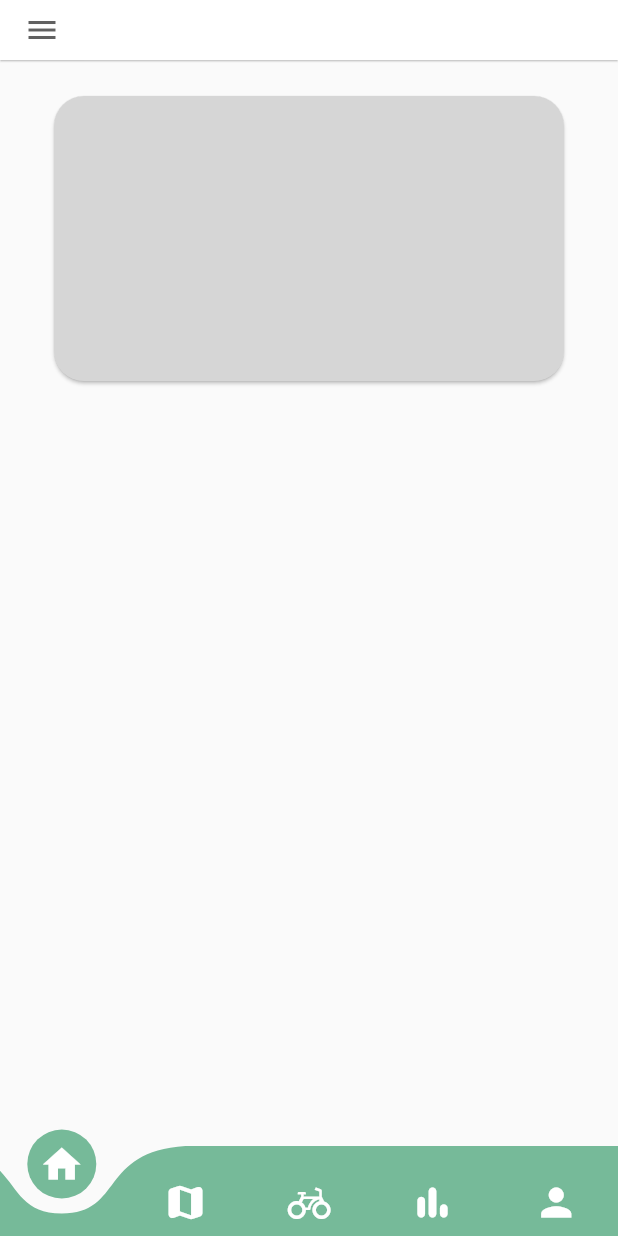
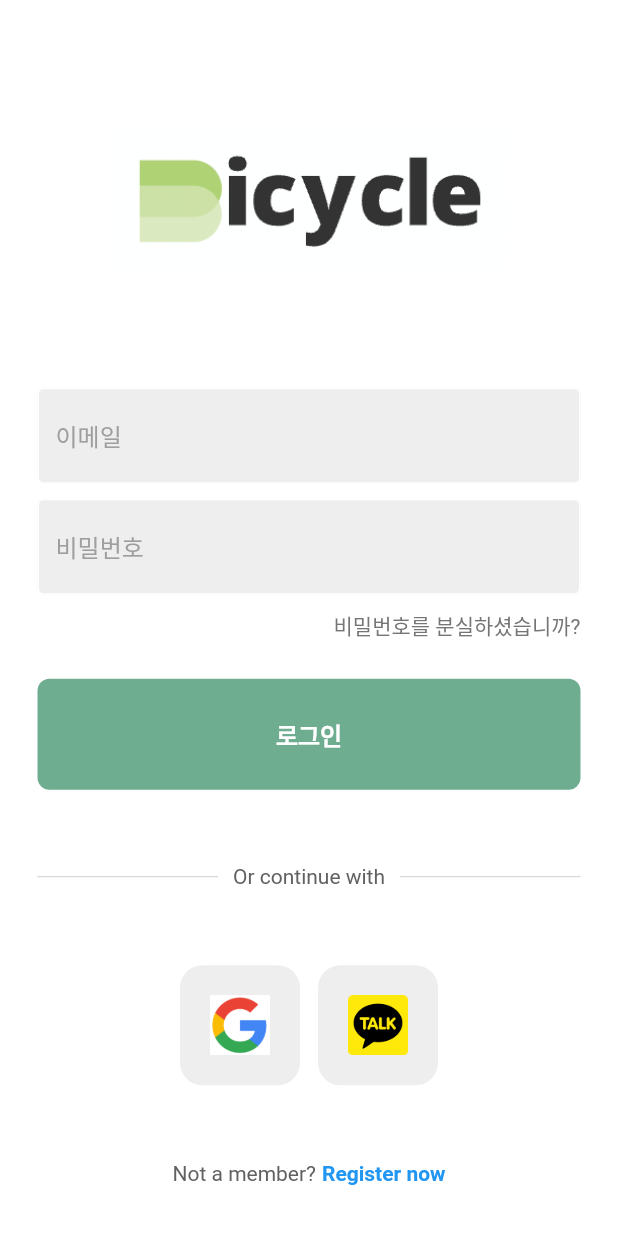
Before and after one commit to altese/projectFlutterBicycle, a Flutter app: the screen it shows after launch, on a phone screen of 412 x 824 dp. Run offline on Flutter 3.47's test engine with Material 2 defaults, Android fonts, the phone set to English and light mode, and no system bars; drawn by our look-alikes of curved_navigation_bar; our stand-ins replace firebase_auth, firebase_core, fl_chart, geolocator, get, google_maps_flutter; accounts and stored records are empty.

Commit message:
로그인

```diff
--- a/bicycle_project_app/lib/main.dart
+++ b/bicycle_project_app/lib/main.dart
@@ -1,9 +1,14 @@
+import 'package:bicycle_project_app/view/pages/auth_page.dart';
 import 'package:bicycle_project_app/view/station.dart';
+import 'package:firebase_core/firebase_core.dart';
 import 'package:flutter/material.dart';
 import 'package:get/get.dart';
+import 'firebase_options.dart';
 import 'view/home.dart';
 
-void main() {
+void main() async {
+  WidgetsFlutterBinding.ensureInitialized();
+  await Firebase.initializeApp(options: DefaultFirebaseOptions.currentPlatform);
   runApp(const MyApp());
 }
 
@@ -20,7 +25,7 @@ class MyApp extends StatelessWidget {
       ),
       initialRoute: '/',
       routes: {
-        '/': (context) => const Home(),
+        '/': (context) => const AuthPage(),
         '/station': (context) => const Station(),
       },
       // home: const Home(),
--- /dev/null
+++ b/bicycle_project_app/lib/view/component/my_button.dart
@@ -0,0 +1,33 @@
+import 'package:flutter/material.dart';
+
+class MyButton extends StatelessWidget {
+  final Function()? onTap;
+  final String text;
+
+  const MyButton({super.key, this.onTap, required this.text});
+
+  @override
+  Widget build(BuildContext context) {
+    return GestureDetector(
+      onTap: onTap,
+      child: Container(
+        padding: const EdgeInsets.all(25),
+        margin: const EdgeInsets.symmetric(horizontal: 25),
+        decoration: BoxDecoration(
+          color: Color.fromARGB(255, 110, 173, 143),
+          borderRadius: BorderRadius.circular(8),
+        ),
+        child: Center(
+          child: Text(
+            text,
+            style: const TextStyle(
+              color: Colors.white,
+              fontWeight: FontWeight.bold,
+              fontSize: 16,
+            ),
+          ),
+        ),
+      ),
+    );
+  }
+}
--- /dev/null
+++ b/bicycle_project_app/lib/view/component/my_textfield.dart
@@ -0,0 +1,38 @@
+import 'package:flutter/material.dart';
+
+class MyTextfield extends StatelessWidget {
+  final controller;
+  final String hintText;
+  final bool obscureText;
+
+  const MyTextfield(
+      {super.key,
+      this.controller,
+      required this.hintText,
+      required this.obscureText});
+
+  @override
+  Widget build(BuildContext context) {
+    return Padding(
+      padding: const EdgeInsets.symmetric(horizontal: 25.0),
+      child: TextField(
+        controller: controller,
+        obscureText: obscureText,
+        decoration: InputDecoration(
+            //선택 비선택시 테두리색깔
+            enabledBorder: const OutlineInputBorder(
+              borderSide: BorderSide(color: Colors.white),
+            ),
+            focusedBorder: OutlineInputBorder(
+              borderSide: BorderSide(
+                color: Color.fromARGB(255, 110, 173, 143),
+              ),
+            ),
+            fillColor: Colors.grey.shade200,
+            filled: true,
+            hintText: hintText,
+            hintStyle: TextStyle(color: Colors.grey[500])),
+      ),
+    );
+  }
+}
--- /dev/null
+++ b/bicycle_project_app/lib/view/component/square_tile.dart
@@ -0,0 +1,21 @@
+import 'package:flutter/material.dart';
+
+class SquareTile extends StatelessWidget {
+  final String imagePath;
+  const SquareTile({super.key, required this.imagePath});
+
+  @override
+  Widget build(BuildContext context) {
+    return Container(
+        padding: EdgeInsets.all(20),
+        decoration: BoxDecoration(
+          border: Border.all(color: Colors.white),
+          borderRadius: BorderRadius.circular(16),
+          color: Colors.grey[200],
+        ),
+        child: Image.asset(
+          imagePath,
+          height: 40,
+        ));
+  }
+}
--- /dev/null
+++ b/bicycle_project_app/lib/view/pages/auth_page.dart
@@ -0,0 +1,29 @@
+import 'package:bicycle_project_app/view/home.dart';
+import 'package:firebase_auth/firebase_auth.dart';
+import 'package:flutter/material.dart';
+
+import 'home_pages.dart';
+import 'login_or_register.dart';
+
+class AuthPage extends StatelessWidget {
+  const AuthPage({super.key});
+
+  @override
+  Widget build(BuildContext context) {
+    return Scaffold(
+      body: StreamBuilder<User?>(
+        stream: FirebaseAuth.instance.authStateChanges(),
+        builder: (context, snapshot) {
+          //로그인한경우
+          if (snapshot.hasData) {
+            return Home();
+          }
+          //로그인하지 않은 경우
+          else {
+            return LoginOrRegisterPage();
+          }
+        },
+      ),
+    );
+  }
+}
--- /dev/null
+++ b/bicycle_project_app/lib/view/pages/login_or_register.dart
@@ -0,0 +1,35 @@
+import 'package:flutter/material.dart';
+
+import 'login_page.dart';
+import 'register_page.dart';
+
+class LoginOrRegisterPage extends StatefulWidget {
+  const LoginOrRegisterPage({super.key});
+
+  @override
+  State<LoginOrRegisterPage> createState() => _LoginOrRegisterPageState();
+}
+
+class _LoginOrRegisterPageState extends State<LoginOrRegisterPage> {
+  bool showLoginPage = true;
+
+  @override
+  Widget build(BuildContext context) {
+    if (showLoginPage) {
+      return LoginPage(
+        onTap: togglePages,
+      );
+    } else {
+      return RegisterPage(
+        onTap: togglePages,
+      );
+    }
+  }
+
+//function
+  void togglePages() {
+    setState(() {
+      showLoginPage = !showLoginPage;
+    });
+  }
+}//End
--- /dev/null
+++ b/bicycle_project_app/lib/view/pages/login_page.dart
@@ -0,0 +1,233 @@
+import 'package:firebase_auth/firebase_auth.dart';
+import 'package:flutter/material.dart';
+
+import '../component/my_button.dart';
+import '../component/my_textfield.dart';
+import '../component/square_tile.dart';
+
+class LoginPage extends StatefulWidget {
+  final Function()? onTap;
+  const LoginPage({super.key, this.onTap});
+
+  @override
+  State<LoginPage> createState() => _LoginPageState();
+}
+
+class _LoginPageState extends State<LoginPage> {
+  late TextEditingController emailController;
+  late TextEditingController passwordController;
+
+  @override
+  void initState() {
+    // TODO: implement initState
+    super.initState();
+    emailController = TextEditingController();
+    passwordController = TextEditingController();
+  }
+
+  @override
+  Widget build(BuildContext context) {
+    return Scaffold(
+      backgroundColor: Colors.white,
+      body: SafeArea(
+        child: Center(
+          child: SingleChildScrollView(
+            child: Column(
+              mainAxisAlignment: MainAxisAlignment.center,
+              children: [
+                const SizedBox(
+                  height: 50,
+                ),
+                Image.asset(
+                  'images/bicyclelogo.png',
+                  height: 100,
+                ),
+                const SizedBox(
+                  height: 50,
+                ),
+                // Text(
+                //   'Welcome back, you\'ve been missed!',
+                //   style: TextStyle(
+                //     color: Colors.grey[700],
+                //     fontSize: 16,
+                //   ),
+                // ),
+                const SizedBox(
+                  height: 25,
+                ),
+                MyTextfield(
+                  controller: emailController,
+                  hintText: '이메일',
+                  obscureText: false,
+                ),
+                const SizedBox(
+                  height: 10,
+                ),
+                MyTextfield(
+                  controller: passwordController,
+                  hintText: '비밀번호',
+                  obscureText: true,
+                ),
+                const SizedBox(
+                  height: 10,
+                ),
+                Padding(
+                  padding: const EdgeInsets.symmetric(horizontal: 25.0),
+                  child: Row(
+                    mainAxisAlignment: MainAxisAlignment.end,
+                    children: [
+                      Text(
+                        '비밀번호를 분실하셨습니까?',
+                        style: TextStyle(color: Colors.grey[600]),
+                      ),
+                    ],
+                  ),
+                ),
+                const SizedBox(
+                  height: 25,
+                ),
+                MyButton(
+                  text: '로그인',
+                  onTap: signUserIn,
+                ),
+                const SizedBox(
+                  height: 50,
+                ),
+                Padding(
+                  padding: const EdgeInsets.symmetric(horizontal: 25),
+                  child: Row(
+                    children: [
+                      Expanded(
+                        child: Divider(
+                          thickness: 0.5,
+                          color: Colors.grey[400],
+                        ),
+                      ),
+                      Padding(
+                        padding: const EdgeInsets.symmetric(horizontal: 10),
+                        child: Text(
+                          'Or continue with',
+                          style: TextStyle(color: Colors.grey[700]),
+                        ),
+                      ),
+                      Expanded(
+                        child: Divider(
+                          thickness: 0.5,
+                          color: Colors.grey[400],
+                        ),
+                      ),
+                    ],
+                  ),
+                ),
+                const SizedBox(
+                  height: 50,
+                ),
+                Row(
+                  mainAxisAlignment: MainAxisAlignment.center,
+                  children: const [
+                    SquareTile(imagePath: 'images/googlelogo.png'),
+                    SizedBox(
+                      width: 10,
+                    ),
+                    SquareTile(imagePath: 'images/kakao.png')
+                  ],
+                ),
+                const SizedBox(
+                  height: 50,
+                ),
+                Row(
+                  mainAxisAlignment: MainAxisAlignment.center,
+                  children: [
+                    Text(
+                      'Not a member?',
+                      style: TextStyle(
+                        color: Colors.grey[700],
+                      ),
+                    ),
+                    const SizedBox(
+                      width: 4,
+                    ),
+                    GestureDetector(
+                      onTap: widget.onTap,
+                      child: const Text(
+                        'Register now',
+                        style: TextStyle(
+                          color: Colors.blue,
+                          fontWeight: FontWeight.bold,
+                        ),
+                      ),
+                    ),
+                  ],
+                )
+              ],
+            ),
+          ),
+        ),
+      ),
+    );
+  }
+//---function
+
+  void signUserIn() async {
+    //로딩화면
+    showDialog(
+      context: context,
+      builder: (context) {
+        return const Center(
+          child: CircularProgressIndicator(),
+        );
+      },
+    );
+
+    try {
+      await FirebaseAuth.instance.signInWithEmailAndPassword(
+          email: emailController.text, password: passwordController.text);
+
+      Navigator.pop(context);
+    } on FirebaseAuthException catch (e) {
+//로딩화면끄기
+      Navigator.pop(context);
+      // Wrong email
+      if (e.code == 'user-not-found') {
+        wrongEmailMessage();
+      } else if (e.code == 'wrong-password') {
+        wrongPasswordMessage();
+      }
+    }
+  }
+
+  //function
+
+  void wrongEmailMessage() {
+    showDialog(
+      context: context,
+      builder: (context) {
+        return const AlertDialog(
+          backgroundColor: Colors.pinkAccent,
+          title: Center(
+            child: Text(
+              'Incorrect Email',
+              style: TextStyle(color: Colors.white),
+            ),
+          ),
+        );
+      },
+    );
+  }
+
+  void wrongPasswordMessage() {
+    showDialog(
+      context: context,
+      builder: (context) {
+        return const AlertDialog(
+          backgroundColor: Colors.pinkAccent,
+          title: Center(
+              child: Text(
+            'Incorrect Password',
+            style: TextStyle(color: Colors.white),
+          )),
+        );
+      },
+    );
+  }
+}//End
--- a/bicycle_project_app/pubspec.yaml
+++ b/bicycle_project_app/pubspec.yaml
@@ -46,6 +46,7 @@ dependencies:
   flutter_form_builder: ^7.7.0
   geolocator: ^9.0.2
   fl_chart: ^0.55.2
+  firebase_auth: ^4.2.5
 
 dev_dependencies:
   flutter_test:
@@ -70,8 +71,8 @@ flutter:
   uses-material-design: true
 
   # To add assets to your application, add an assets section, like this:
-  # assets:
-  #   - images/a_dot_burr.jpeg
+  assets:
+    - images/
   #   - images/a_dot_ham.jpeg
 
   # An image asset can refer to one or more resolution-specific "variants", see
```
Also changed, not shown: bicycle_project_app/lib/view/pages/home_pages.dart (added, +33 -0 lines), bicycle_project_app/lib/view/pages/register_page.dart (added, +247 -0 lines), bicycle_project_app/images/bicyclelogo.png (added), bicycle_project_app/images/googlelogo.png (added), bicycle_project_app/images/kakao.png (added), bicycle_project_app/pubspec.lock, 2 other files.
